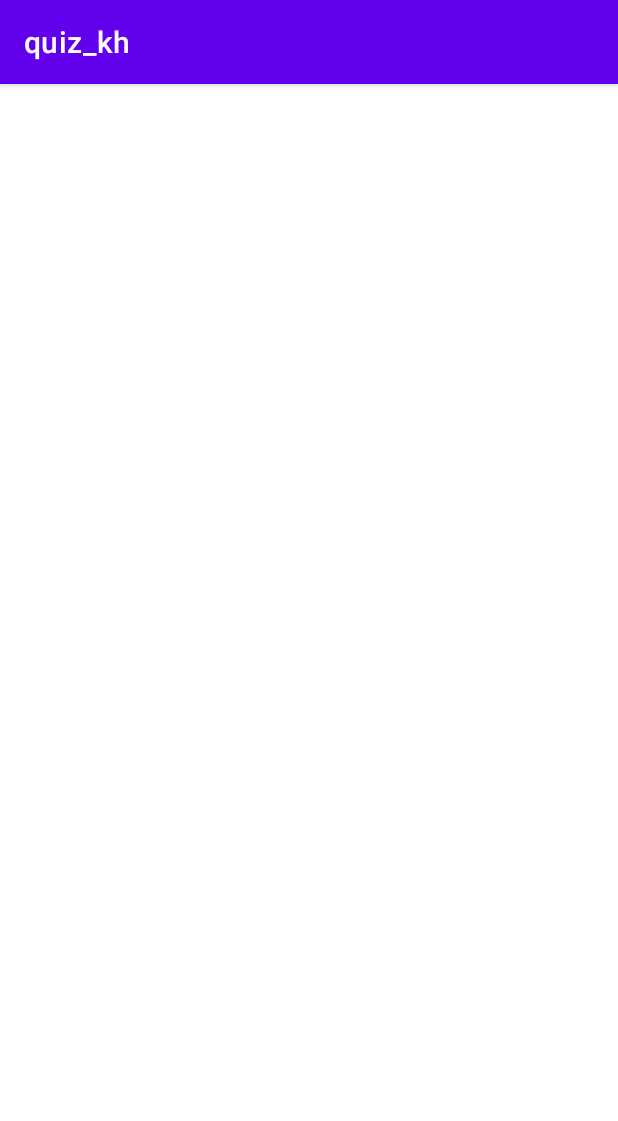
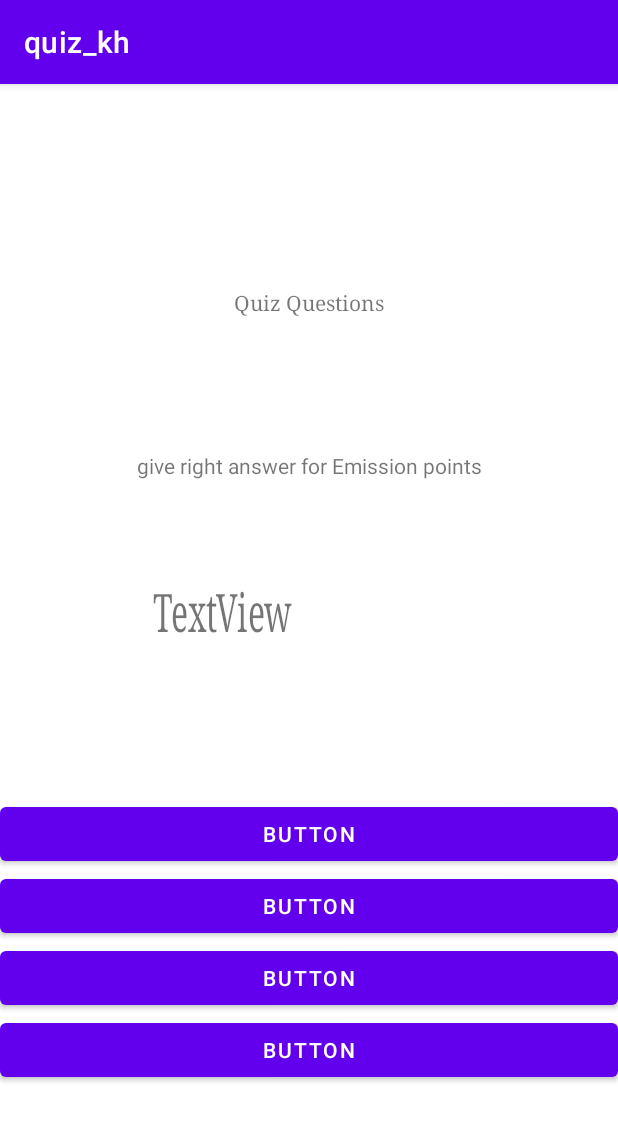
Before and after one commit to Khazaina/quiz_kh, an Android app: the test screen opened directly, with no data from a screen before it, on a phone screen of 412 x 824 dp. Shown: the top 1121 px of the screen. Run offline under Robolectric (Android 15) with nearby library versions, the phone set to English and light mode, and no system bars.

Commit message:
third commit

```diff
--- a/app/src/main/res/layout/activity_test.xml
+++ b/app/src/main/res/layout/activity_test.xml
@@ -6,4 +6,81 @@
     android:layout_height="match_parent"
     tools:context=".test">
 
+    <TextView
+        android:id="@+id/quest"
+        android:layout_width="139dp"
+        android:layout_height="76dp"
+        android:layout_marginBottom="16dp"
+        android:fontFamily="serif"
+        android:scaleX="1.5"
+        android:scaleY="2.5"
+        android:text="TextView"
+        android:typeface="normal"
+        app:layout_constraintBottom_toTopOf="@+id/b1"
+        app:layout_constraintEnd_toEndOf="@+id/TV3"
+        app:layout_constraintStart_toStartOf="@+id/TV3" />
+
+    <TextView
+        android:id="@+id/TV2"
+        android:layout_width="wrap_content"
+        android:layout_height="wrap_content"
+        android:fontFamily="serif"
+        android:text="Quiz Questions"
+        app:layout_constraintBottom_toTopOf="@+id/TV3"
+        app:layout_constraintEnd_toEndOf="parent"
+        app:layout_constraintStart_toStartOf="parent"
+        app:layout_constraintTop_toTopOf="parent"
+        app:layout_constraintVertical_bias="0.603" />
+
+    <TextView
+        android:id="@+id/TV3"
+        android:layout_width="wrap_content"
+        android:layout_height="wrap_content"
+        android:layout_marginBottom="120dp"
+        android:text="give right answer for Emission points"
+        android:typeface="normal"
+        app:layout_constraintBottom_toTopOf="@+id/quest"
+        app:layout_constraintEnd_toEndOf="@+id/TV2"
+        app:layout_constraintHorizontal_bias="0.502"
+        app:layout_constraintStart_toStartOf="@+id/TV2" />
+
+    <Button
+        android:id="@+id/b1"
+        android:layout_width="match_parent"
+        android:layout_height="wrap_content"
+        android:text="Button"
+        app:layout_constraintBottom_toTopOf="@+id/b2"
+        app:layout_constraintEnd_toEndOf="@+id/quest"
+        app:layout_constraintStart_toStartOf="@+id/quest" />
+
+    <Button
+        android:id="@+id/b2"
+        android:layout_width="match_parent"
+        android:layout_height="wrap_content"
+        android:text="Button"
+        app:layout_constraintBottom_toTopOf="@+id/b3"
+        app:layout_constraintEnd_toEndOf="@+id/b1"
+        app:layout_constraintHorizontal_bias="0.0"
+        app:layout_constraintStart_toStartOf="@+id/b1" />
+
+    <Button
+        android:id="@+id/b3"
+        android:layout_width="match_parent"
+        android:layout_height="wrap_content"
+        android:text="Button"
+        app:layout_constraintBottom_toTopOf="@+id/b4"
+        app:layout_constraintEnd_toEndOf="@+id/b2"
+        app:layout_constraintHorizontal_bias="0.0"
+        app:layout_constraintStart_toStartOf="@+id/b2" />
+
+    <Button
+        android:id="@+id/b4"
+        android:layout_width="match_parent"
+        android:layout_height="wrap_content"
+        android:layout_marginBottom="100dp"
+        android:text="Button"
+        app:layout_constraintBottom_toBottomOf="parent"
+        app:layout_constraintEnd_toEndOf="@+id/b3"
+        app:layout_constraintHorizontal_bias="0.0"
+        app:layout_constraintStart_toStartOf="@+id/b3" />
 </androidx.constraintlayout.widget.ConstraintLayout>
```
